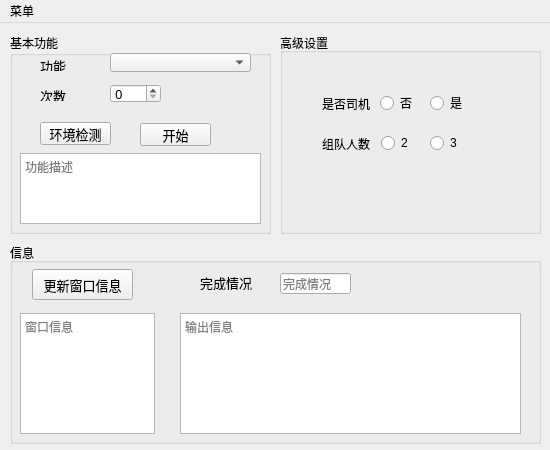
First picture: the form in ui/mainui.ui, repository AquamarineCyan/OnmyojiDesktopAssistant, before the edit.
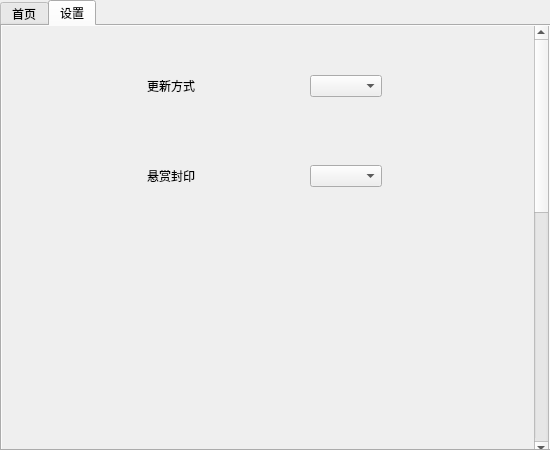
Second picture: the form after the edit. The open tabs and pages were chosen to show the change.

Diff of the .ui file:
```diff
--- a/ui/mainui.ui
+++ b/ui/mainui.ui
@@ -11,19 +11,32 @@
    </rect>
   </property>
   <property name="windowTitle">
-   <string>Onmyoji_Python</string>
-  </property>
-  <property name="styleSheet">
-   <string notr="true"/>
+   <string>MainWindow</string>
   </property>
   <widget class="QWidget" name="centralwidget">
+   <widget class="QTabWidget" name="tabWidget">
+    <property name="geometry">
+     <rect>
+      <x>0</x>
+      <y>0</y>
+      <width>551</width>
+      <height>451</height>
+     </rect>
+    </property>
+    <property name="currentIndex">
+     <number>0</number>
+    </property>
+    <widget class="QWidget" name="tab_home">
+     <attribute name="title">
+      <string>首页</string>
+     </attribute>
    <widget class="QGroupBox" name="groupBox_basic">
     <property name="geometry">
      <rect>
-      <x>10</x>
-      <y>10</y>
-      <width>261</width>
-      <height>201</height>
+        <x>4</x>
+        <y>20</y>
+        <width>231</width>
+        <height>131</height>
      </rect>
     </property>
     <property name="font">
@@ -34,23 +47,10 @@
     <property name="title">
      <string>基本功能</string>
     </property>
-    <widget class="QTextBrowser" name="text_miaoshu">
+      <widget class="QPushButton" name="button_enviroment">
      <property name="geometry">
       <rect>
-       <x>10</x>
-       <y>120</y>
-       <width>241</width>
-       <height>71</height>
-      </rect>
-     </property>
-     <property name="placeholderText">
-      <string>功能描述</string>
-     </property>
-    </widget>
-    <widget class="QPushButton" name="button_start">
-     <property name="geometry">
-      <rect>
-       <x>130</x>
+         <x>70</x>
        <y>90</y>
        <width>71</width>
        <height>23</height>
@@ -63,33 +63,14 @@
       </font>
      </property>
      <property name="text">
-      <string>开始</string>
-     </property>
-    </widget>
-    <widget class="QPushButton" name="button_resources">
-     <property name="geometry">
-      <rect>
-       <x>30</x>
-       <y>89</y>
-       <width>71</width>
-       <height>23</height>
-      </rect>
-     </property>
-     <property name="font">
-      <font>
-       <family>宋体</family>
-       <pointsize>10</pointsize>
-      </font>
-     </property>
-     <property name="text">
       <string>环境检测</string>
      </property>
     </widget>
     <widget class="QComboBox" name="combo_choice">
      <property name="geometry">
       <rect>
-       <x>100</x>
-       <y>20</y>
+         <x>81</x>
+         <y>24</y>
        <width>141</width>
        <height>19</height>
       </rect>
@@ -107,8 +88,8 @@
     <widget class="QLabel" name="label_2">
      <property name="geometry">
       <rect>
-       <x>30</x>
-       <y>23</y>
+         <x>26</x>
+         <y>27</y>
        <width>26</width>
        <height>15</height>
       </rect>
@@ -126,8 +107,8 @@
     <widget class="QSpinBox" name="spinB_num">
      <property name="geometry">
       <rect>
-       <x>100</x>
-       <y>51</y>
+         <x>81</x>
+         <y>55</y>
        <width>51</width>
        <height>19</height>
       </rect>
@@ -145,8 +126,8 @@
     <widget class="QLabel" name="label_3">
      <property name="geometry">
       <rect>
-       <x>30</x>
-       <y>53</y>
+         <x>26</x>
+         <y>57</y>
        <width>26</width>
        <height>15</height>
       </rect>
@@ -159,9 +140,9 @@
    <widget class="QGroupBox" name="groupBox_senior">
     <property name="geometry">
      <rect>
-      <x>280</x>
-      <y>10</y>
-      <width>261</width>
+        <x>6</x>
+        <y>156</y>
+        <width>221</width>
       <height>201</height>
      </rect>
     </property>
@@ -173,7 +154,7 @@
       <rect>
        <x>10</x>
        <y>20</y>
-       <width>231</width>
+         <width>201</width>
        <height>161</height>
       </rect>
      </property>
@@ -185,7 +166,7 @@
       <widget class="QLabel" name="label_driver">
        <property name="geometry">
         <rect>
-         <x>32</x>
+           <x>20</x>
          <y>40</y>
          <width>48</width>
          <height>21</height>
@@ -203,7 +184,7 @@
       <widget class="QRadioButton" name="button_driver_False">
        <property name="geometry">
         <rect>
-         <x>90</x>
+           <x>78</x>
          <y>40</y>
          <width>38</width>
          <height>20</height>
@@ -227,7 +208,7 @@
       <widget class="QRadioButton" name="button_driver_True">
        <property name="geometry">
         <rect>
-         <x>140</x>
+           <x>128</x>
          <y>40</y>
          <width>38</width>
          <height>20</height>
@@ -248,7 +229,7 @@
       <widget class="QRadioButton" name="button_passengers_3">
        <property name="geometry">
         <rect>
-         <x>140</x>
+           <x>128</x>
          <y>80</y>
          <width>33</width>
          <height>20</height>
@@ -269,7 +250,7 @@
       <widget class="QRadioButton" name="button_passengers_2">
        <property name="geometry">
         <rect>
-         <x>91</x>
+           <x>79</x>
          <y>80</y>
          <width>33</width>
          <height>20</height>
@@ -290,7 +271,7 @@
       <widget class="QLabel" name="label_passengers">
        <property name="geometry">
         <rect>
-         <x>32</x>
+           <x>20</x>
          <y>80</y>
          <width>48</width>
          <height>21</height>
@@ -385,10 +366,10 @@
    <widget class="QGroupBox" name="groupBox_info">
     <property name="geometry">
      <rect>
-      <x>10</x>
-      <y>220</y>
-      <width>531</width>
-      <height>201</height>
+        <x>250</x>
+        <y>10</y>
+        <width>281</width>
+        <height>411</height>
      </rect>
     </property>
     <property name="title">
@@ -400,7 +381,7 @@
      </property>
      <property name="geometry">
       <rect>
-       <x>270</x>
+         <x>90</x>
        <y>30</y>
        <width>71</width>
        <height>21</height>
@@ -419,37 +400,13 @@
       <string>完成情况</string>
      </property>
     </widget>
-    <widget class="QPushButton" name="button_wininfo">
-     <property name="geometry">
-      <rect>
-       <x>22</x>
-       <y>26</y>
-       <width>101</width>
-       <height>31</height>
-      </rect>
-     </property>
-     <property name="sizePolicy">
-      <sizepolicy hsizetype="Minimum" vsizetype="Fixed">
-       <horstretch>0</horstretch>
-       <verstretch>0</verstretch>
-      </sizepolicy>
-     </property>
-     <property name="font">
-      <font>
-       <pointsize>10</pointsize>
-      </font>
-     </property>
-     <property name="text">
-      <string>更新窗口信息</string>
-     </property>
-    </widget>
     <widget class="QTextBrowser" name="text_print">
      <property name="geometry">
       <rect>
-       <x>170</x>
-       <y>70</y>
-       <width>341</width>
-       <height>121</height>
+         <x>10</x>
+         <y>60</y>
+         <width>261</width>
+         <height>341</height>
       </rect>
      </property>
      <property name="font">
@@ -461,30 +418,11 @@
       <string>输出信息</string>
      </property>
     </widget>
-    <widget class="QTextBrowser" name="text_wininfo">
-     <property name="geometry">
-      <rect>
-       <x>10</x>
-       <y>70</y>
-       <width>135</width>
-       <height>121</height>
-      </rect>
-     </property>
-     <property name="sizePolicy">
-      <sizepolicy hsizetype="Ignored" vsizetype="Expanding">
-       <horstretch>0</horstretch>
-       <verstretch>0</verstretch>
-      </sizepolicy>
-     </property>
-     <property name="placeholderText">
-      <string>窗口信息</string>
-     </property>
-    </widget>
     <widget class="QLabel" name="label">
      <property name="geometry">
       <rect>
-       <x>190</x>
-       <y>30</y>
+         <x>22</x>
+         <y>32</y>
        <width>52</width>
        <height>17</height>
       </rect>
@@ -494,65 +432,191 @@
      </property>
     </widget>
    </widget>
-  </widget>
-  <widget class="QMenuBar" name="menubar">
+     <widget class="QPushButton" name="button_start">
+      <property name="geometry">
+       <rect>
+        <x>70</x>
+        <y>370</y>
+        <width>81</width>
+        <height>31</height>
+       </rect>
+      </property>
+      <property name="font">
+       <font>
+        <family>宋体</family>
+        <pointsize>11</pointsize>
+        <bold>true</bold>
+       </font>
+      </property>
+      <property name="text">
+       <string>开始</string>
+      </property>
+     </widget>
+    </widget>
+    <widget class="QWidget" name="tab_setting">
+     <attribute name="title">
+      <string>设置</string>
+     </attribute>
+     <widget class="QScrollArea" name="scrollArea">
+      <property name="geometry">
+       <rect>
+        <x>-4</x>
+        <y>-1</y>
+        <width>551</width>
+        <height>431</height>
+       </rect>
+      </property>
+      <property name="minimumSize">
+       <size>
+        <width>0</width>
+        <height>0</height>
+       </size>
+      </property>
+      <property name="widgetResizable">
+       <bool>true</bool>
+      </property>
+      <widget class="QWidget" name="scrollAreaWidgetContents">
    <property name="geometry">
     <rect>
      <x>0</x>
      <y>0</y>
-     <width>550</width>
-     <height>22</height>
-    </rect>
-   </property>
-   <widget class="QMenu" name="menu">
-    <property name="title">
-     <string>菜单</string>
-    </property>
-    <addaction name="action_update"/>
-    <addaction name="action_clean_log"/>
-    <addaction name="action_GitHub"/>
-    <addaction name="action_exit"/>
-   </widget>
-   <addaction name="menu"/>
-  </widget>
-  <action name="exit">
-   <property name="text">
-    <string>退出</string>
-   </property>
-  </action>
-  <action name="action_exit">
-   <property name="text">
-    <string>退出</string>
-   </property>
-   <property name="font">
-    <font>
-     <family>宋体</family>
-    </font>
-   </property>
-  </action>
-  <action name="action_update">
+         <width>532</width>
+         <height>1000</height>
+        </rect>
+       </property>
+       <property name="minimumSize">
+        <size>
+         <width>0</width>
+         <height>1000</height>
+        </size>
+       </property>
+       <widget class="QWidget" name="horizontalLayoutWidget">
+        <property name="geometry">
+         <rect>
+          <x>40</x>
+          <y>20</y>
+          <width>451</width>
+          <height>80</height>
+         </rect>
+        </property>
+        <layout class="QHBoxLayout" name="horizontalLayout_setting_update">
+         <item>
+          <spacer name="horizontalSpacer">
+           <property name="orientation">
+            <enum>Qt::Horizontal</enum>
+           </property>
+           <property name="sizeHint" stdset="0">
+            <size>
+             <width>40</width>
+             <height>20</height>
+            </size>
+           </property>
+          </spacer>
+         </item>
+         <item>
+          <widget class="QLabel" name="setting_update_label">
+           <property name="text">
+            <string>更新方式</string>
+           </property>
+          </widget>
+         </item>
+         <item>
+          <spacer name="horizontalSpacer_2">
+           <property name="orientation">
+            <enum>Qt::Horizontal</enum>
+           </property>
+           <property name="sizeHint" stdset="0">
+            <size>
+             <width>40</width>
+             <height>20</height>
+            </size>
+           </property>
+          </spacer>
+         </item>
+         <item>
+          <widget class="QComboBox" name="setting_update_comboBox"/>
+         </item>
+         <item>
+          <spacer name="horizontalSpacer_3">
+           <property name="orientation">
+            <enum>Qt::Horizontal</enum>
+           </property>
+           <property name="sizeHint" stdset="0">
+            <size>
+             <width>40</width>
+             <height>20</height>
+            </size>
+           </property>
+          </spacer>
+         </item>
+        </layout>
+       </widget>
+       <widget class="QWidget" name="horizontalLayoutWidget_2">
+        <property name="geometry">
+         <rect>
+          <x>40</x>
+          <y>110</y>
+          <width>451</width>
+          <height>80</height>
+         </rect>
+        </property>
+        <layout class="QHBoxLayout" name="horizontalLayout_setting_xuanshangfengyin">
+         <item>
+          <spacer name="horizontalSpacer_4">
+           <property name="orientation">
+            <enum>Qt::Horizontal</enum>
+           </property>
+           <property name="sizeHint" stdset="0">
+            <size>
+             <width>40</width>
+             <height>20</height>
+            </size>
+           </property>
+          </spacer>
+         </item>
+         <item>
+          <widget class="QLabel" name="setting_xuanshangfengyin_label">
    <property name="text">
-    <string>更新日志</string>
-   </property>
-   <property name="iconText">
-    <string>更新日志</string>
-   </property>
-   <property name="font">
-    <font>
-     <family>宋体</family>
-    </font>
-   </property>
-  </action>
-  <action name="action_GitHub">
-   <property name="text">
-    <string>GitHub地址</string>
-   </property>
-  </action>
-  <action name="action_clean_log">
-   <property name="text">
-    <string>清理日志</string>
-   </property>
-  </action>
+            <string>悬赏封印</string>
+           </property>
+          </widget>
+         </item>
+         <item>
+          <spacer name="horizontalSpacer_5">
+           <property name="orientation">
+            <enum>Qt::Horizontal</enum>
+           </property>
+           <property name="sizeHint" stdset="0">
+            <size>
+             <width>40</width>
+             <height>20</height>
+            </size>
+           </property>
+          </spacer>
+         </item>
+         <item>
+          <widget class="QComboBox" name="setting_xuanshangfengyin_comboBox"/>
+         </item>
+         <item>
+          <spacer name="horizontalSpacer_6">
+           <property name="orientation">
+            <enum>Qt::Horizontal</enum>
+           </property>
+           <property name="sizeHint" stdset="0">
+            <size>
+             <width>40</width>
+             <height>20</height>
+            </size>
+           </property>
+          </spacer>
+         </item>
+        </layout>
+       </widget>
+      </widget>
+     </widget>
+    </widget>
+   </widget>
+  </widget>
  </widget>
  <resources/>
  <connections/>
```
Left out of the diff: 22 changed lines with no effect on the pictures. Lines whose indentation alone changed are shown as unchanged.
